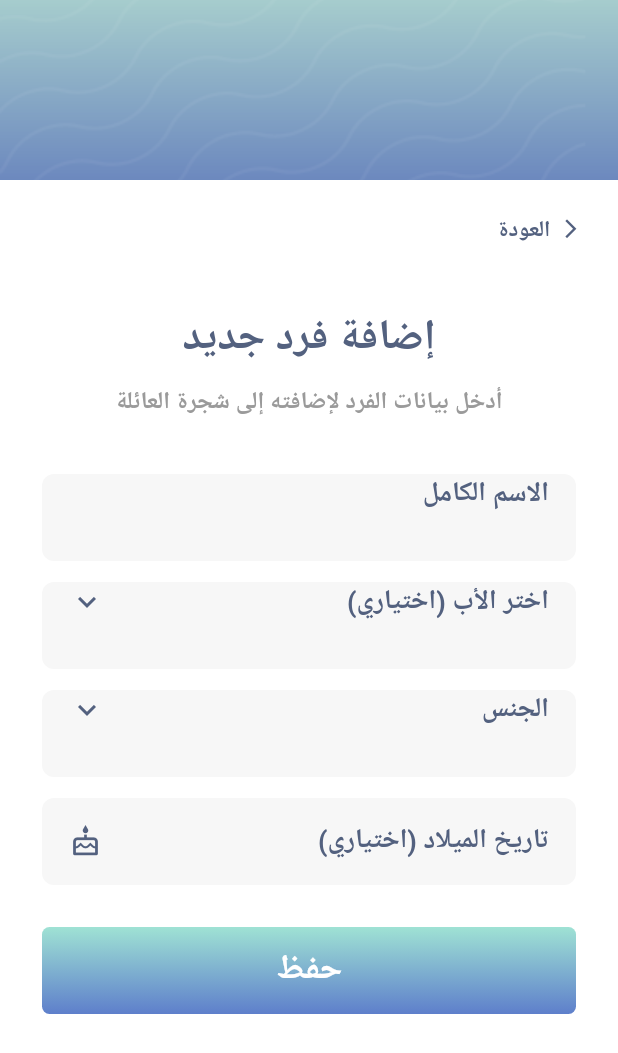
After one commit to Yosri272/bualainain, a Flutter app: the AddFamilyMemberScreen screen opened by its route, on a phone screen of 412 x 824 dp. The commit adds this screen. Shown: the top 1053 px of the screen. Run offline on Flutter 3.47's test engine with Material 3 defaults, Android fonts, the phone set to English and light mode, and no system bars; our stand-ins replace audioplayers, cloud_firestore, device_preview, firebase_auth, firebase_core, firebase_messaging and 4 more; missing offline and left inert: graphview; accounts and stored records are empty.

Commit message:
add family tree

```diff
--- /dev/null
+++ b/lib/add_family_member_screen.dart
@@ -0,0 +1,385 @@
+import 'package:flutter/material.dart';
+import 'models/family_member.dart';
+import 'services/family_service.dart';
+
+class AddFamilyMemberScreen extends StatefulWidget {
+  const AddFamilyMemberScreen({super.key});
+
+  static const Color blue = Color(0xff5E7FCB);
+  static const Color mint = Color(0xff9FE2D4);
+  static const Color textColor = Color(0xff53617F);
+  static const Color grayText = Color(0xff9A9A9A);
+
+  @override
+  State<AddFamilyMemberScreen> createState() => _AddFamilyMemberScreenState();
+}
+
+class _AddFamilyMemberScreenState extends State<AddFamilyMemberScreen> {
+  final TextEditingController nameController = TextEditingController();
+  String? gender;
+  DateTime? birthDate;
+  String? selectedFatherId;
+  List<FamilyMember> allMembers = [];
+  bool isLoading = false;
+  bool isLoadingMembers = true;
+
+  @override
+  void initState() {
+    super.initState();
+    loadFathers();
+  }
+
+  Future<void> loadFathers() async {
+    allMembers = await FamilyService().getAllMembers();
+    if (mounted) setState(() => isLoadingMembers = false);
+  }
+
+  String _formatDate(DateTime date) {
+    final String day = date.day.toString().padLeft(2, '0');
+    final String month = date.month.toString().padLeft(2, '0');
+    return '$day/$month/${date.year}';
+  }
+
+  Future<void> pickBirthDate() async {
+    final DateTime now = DateTime.now();
+    final DateTime? picked = await showDatePicker(
+      context: context,
+      initialDate: birthDate ?? DateTime(now.year - 30, now.month, now.day),
+      firstDate: DateTime(now.year - 120),
+      lastDate: now,
+      builder: (context, child) {
+        return Directionality(textDirection: TextDirection.rtl, child: child!);
+      },
+    );
+    if (picked != null) setState(() => birthDate = picked);
+  }
+
+  Future<void> saveMember() async {
+    if (nameController.text.trim().isEmpty || gender == null) {
+      showMessage('الرجاء تعبئة الاسم والجنس');
+      return;
+    }
+
+    setState(() => isLoading = true);
+    try {
+      await FamilyService().addMember(
+        name: nameController.text.trim(),
+        gender: gender!,
+        birthDate: birthDate,
+        fatherId: selectedFatherId,
+      );
+      if (!mounted) return;
+      Navigator.pop(context);
+    } catch (e) {
+      showMessage('حدث خطأ: $e');
+    } finally {
+      if (mounted) setState(() => isLoading = false);
+    }
+  }
+
+  void showMessage(String message) {
+    ScaffoldMessenger.of(context).showSnackBar(
+      SnackBar(content: Text(message)),
+    );
+  }
+
+  @override
+  void dispose() {
+    nameController.dispose();
+    super.dispose();
+  }
+
+  @override
+  Widget build(BuildContext context) {
+    return Directionality(
+      textDirection: TextDirection.rtl,
+      child: Scaffold(
+        backgroundColor: Colors.white,
+        body: Column(
+          children: [
+            _header(context),
+            const SizedBox(height: 40),
+            Expanded(
+              child: isLoadingMembers
+                  ? const Center(
+                child: CircularProgressIndicator(
+                  color: AddFamilyMemberScreen.blue,
+                ),
+              )
+                  : SingleChildScrollView(
+                padding: const EdgeInsets.symmetric(horizontal: 28),
+                child: Column(
+                  children: [
+                    const Text(
+                      'إضافة فرد جديد',
+                      style: TextStyle(
+                        color: AddFamilyMemberScreen.textColor,
+                        fontSize: 28,
+                        fontWeight: FontWeight.w800,
+                      ),
+                    ),
+                    const SizedBox(height: 10),
+                    const Text(
+                      'أدخل بيانات الفرد لإضافته إلى شجرة العائلة',
+                      textAlign: TextAlign.center,
+                      style: TextStyle(
+                        color: AddFamilyMemberScreen.grayText,
+                        fontSize: 16,
+                        fontWeight: FontWeight.w700,
+                      ),
+                    ),
+                    const SizedBox(height: 36),
+
+                    // الاسم
+                    Container(
+                      height: 58,
+                      padding: const EdgeInsets.symmetric(horizontal: 18),
+                      decoration: BoxDecoration(
+                        color: const Color(0xffF7F7F7),
+                        borderRadius: BorderRadius.circular(8),
+                      ),
+                      child: TextField(
+                        controller: nameController,
+                        textAlign: TextAlign.right,
+                        textDirection: TextDirection.rtl,
+                        style: const TextStyle(
+                          fontSize: 18,
+                          fontWeight: FontWeight.w700,
+                          color: AddFamilyMemberScreen.textColor,
+                        ),
+                        decoration: const InputDecoration(
+                          border: InputBorder.none,
+                          isCollapsed: true,
+                          hintText: 'الاسم الكامل',
+                          hintStyle: TextStyle(
+                            color: AddFamilyMemberScreen.textColor,
+                            fontSize: 18,
+                            fontWeight: FontWeight.w700,
+                          ),
+                        ),
+                      ),
+                    ),
+                    const SizedBox(height: 14),
+
+                    // اختيار الأب
+                    Container(
+                      height: 58,
+                      padding: const EdgeInsets.symmetric(horizontal: 18),
+                      decoration: BoxDecoration(
+                        color: const Color(0xffF7F7F7),
+                        borderRadius: BorderRadius.circular(8),
+                      ),
+                      child: DropdownButtonHideUnderline(
+                        child: DropdownButtonFormField<String>(
+                          value: selectedFatherId,
+                          isExpanded: true,
+                          icon: const Icon(
+                            Icons.keyboard_arrow_down,
+                            color: AddFamilyMemberScreen.textColor,
+                          ),
+                          decoration: const InputDecoration(
+                            border: InputBorder.none,
+                            isCollapsed: true,
+                          ),
+                          hint: const Text(
+                            'اختر الأب (اختياري)',
+                            textAlign: TextAlign.right,
+                            style: TextStyle(
+                              color: AddFamilyMemberScreen.textColor,
+                              fontSize: 18,
+                              fontWeight: FontWeight.w700,
+                            ),
+                          ),
+                          style: const TextStyle(
+                            fontSize: 18,
+                            fontWeight: FontWeight.w700,
+                            color: AddFamilyMemberScreen.textColor,
+                          ),
+                          items: allMembers
+                              .where((m) => m.gender == 'male')
+                              .map((m) => DropdownMenuItem(
+                            value: m.id,
+                            child: Text(m.name, textAlign: TextAlign.right),
+                          ))
+                              .toList(),
+                          onChanged: (value) => setState(() => selectedFatherId = value),
+                        ),
+                      ),
+                    ),
+                    const SizedBox(height: 14),
+
+                    // الجنس
+                    Container(
+                      height: 58,
+                      padding: const EdgeInsets.symmetric(horizontal: 18),
+                      decoration: BoxDecoration(
+                        color: const Color(0xffF7F7F7),
+                        borderRadius: BorderRadius.circular(8),
+                      ),
+                      child: DropdownButtonHideUnderline(
+                        child: DropdownButtonFormField<String>(
+                          value: gender,
+                          isExpanded: true,
+                          icon: const Icon(
+                            Icons.keyboard_arrow_down,
+                            color: AddFamilyMemberScreen.textColor,
+                          ),
+                          decoration: const InputDecoration(
+                            border: InputBorder.none,
+                            isCollapsed: true,
+                          ),
+                          hint: const Text(
+                            'الجنس',
+                            textAlign: TextAlign.right,
+                            style: TextStyle(
+                              color: AddFamilyMemberScreen.textColor,
+                              fontSize: 18,
+                              fontWeight: FontWeight.w700,
+                            ),
+                          ),
+                          style: const TextStyle(
+                            fontSize: 18,
+                            fontWeight: FontWeight.w700,
+                            color: AddFamilyMemberScreen.textColor,
+                          ),
+                          items: const [
+                            DropdownMenuItem(
+                              value: 'male',
+                              child: Text('ذكر', textAlign: TextAlign.right),
+                            ),
+                            DropdownMenuItem(
+                              value: 'female',
+                              child: Text('أنثى', textAlign: TextAlign.right),
+                            ),
+                          ],
+                          onChanged: (value) => setState(() => gender = value),
+                        ),
+                      ),
+                    ),
+                    const SizedBox(height: 14),
+
+                    // تاريخ الميلاد
+                    InkWell(
+                      onTap: pickBirthDate,
+                      child: Container(
+                        height: 58,
+                        padding: const EdgeInsets.symmetric(horizontal: 18),
+                        decoration: BoxDecoration(
+                          color: const Color(0xffF7F7F7),
+                          borderRadius: BorderRadius.circular(8),
+                        ),
+                        child: Row(
+                          children: [
+                            Expanded(
+                              child: Text(
+                                birthDate != null
+                                    ? _formatDate(birthDate!)
+                                    : 'تاريخ الميلاد (اختياري)',
+                                textAlign: TextAlign.right,
+                                style: const TextStyle(
+                                  fontSize: 18,
+                                  fontWeight: FontWeight.w700,
+                                  color: AddFamilyMemberScreen.textColor,
+                                ),
+                              ),
+                            ),
+                            const SizedBox(width: 12),
+                            const Icon(
+                              Icons.cake_outlined,
+                              color: AddFamilyMemberScreen.textColor,
+                              size: 22,
+                            ),
+                          ],
+                        ),
+                      ),
+                    ),
+                    const SizedBox(height: 28),
+
+                    // زر الحفظ
+                    InkWell(
+                      onTap: isLoading ? null : saveMember,
+                      child: Container(
+                        height: 58,
+                        alignment: Alignment.center,
+                        decoration: BoxDecoration(
+                          borderRadius: BorderRadius.circular(5),
+                          gradient: const LinearGradient(
+                            colors: [
+                              AddFamilyMemberScreen.mint,
+                              AddFamilyMemberScreen.blue,
+                            ],
+                            begin: Alignment.topCenter,
+                            end: Alignment.bottomCenter,
+                          ),
+                        ),
+                        child: isLoading
+                            ? const CircularProgressIndicator(color: Colors.white)
+                            : const Text(
+                          'حفظ',
+                          style: TextStyle(
+                            color: Colors.white,
+                            fontSize: 23,
+                            fontWeight: FontWeight.w800,
+                          ),
+                        ),
+                      ),
+                    ),
+                    const SizedBox(height: 30),
+                  ],
+                ),
+              ),
+            ),
+          ],
+        ),
+      ),
+    );
+  }
+
+  Widget _header(BuildContext context) {
+    return SizedBox(
+      height: 165,
+      width: double.infinity,
+      child: Stack(
+        clipBehavior: Clip.none,
+        children: [
+          Container(
+            height: 120,
+            width: double.infinity,
+            decoration: const BoxDecoration(
+              image: DecorationImage(
+                image: AssetImage('assets/images/header_bg.png'),
+                fit: BoxFit.cover,
+              ),
+            ),
+          ),
+          Positioned(
+            right: 24,
+            top: 142,
+            child: InkWell(
+              onTap: () => Navigator.pop(context),
+              child: const Row(
+                mainAxisSize: MainAxisSize.min,
+                children: [
+                  Icon(
+                    Icons.arrow_back_ios_new,
+                    size: 15,
+                    color: AddFamilyMemberScreen.textColor,
+                  ),
+                  SizedBox(width: 6),
+                  Text(
+                    'العودة',
+                    style: TextStyle(
+                      color: AddFamilyMemberScreen.textColor,
+                      fontSize: 15,
+                      fontWeight: FontWeight.w700,
+                    ),
+                  ),
+                ],
+              ),
+            ),
+          ),
+        ],
+      ),
+    );
+  }
+}
--- a/lib/main.dart
+++ b/lib/main.dart
@@ -4,6 +4,7 @@ import 'package:google_fonts/google_fonts.dart';
 
 import 'package:firebase_core/firebase_core.dart';
 import 'PendingApprovalScreen.dart';
+import 'family_tree_screen.dart';
 import 'firebase_options.dart';
 import 'package:firebase_messaging/firebase_messaging.dart';
 import 'package:intl/date_symbol_data_local.dart';
@@ -37,6 +38,8 @@ import 'edit_profile_screen.dart';
 import 'manage_news_screen.dart';
 import 'manage_categories_screen.dart';
 import 'splash_screen.dart';
+import 'add_family_member_screen.dart';
+
 
 
 Future<void> main() async {
@@ -121,6 +124,8 @@ class MyApp extends StatelessWidget {
         '/manage-categories': (context) => const ManageCategoriesScreen(),
         '/news-search': (context) => const NewsSearchScreen(),
         '/splash': (context) => const SplashScreen(),
+        '/AddFamilyMemberScreen': (context) => const AddFamilyMemberScreen(),
+        '/FamilyTreeScreen': (context) => const FamilyTreeScreen(),
 
       },
     );
--- /dev/null
+++ b/lib/models/family_member.dart
@@ -0,0 +1,44 @@
+import 'package:cloud_firestore/cloud_firestore.dart';
+
+class FamilyMember {
+  final String id;
+  final String name;
+  final String gender;
+  final DateTime? birthDate;
+  final String? photoUrl;
+  final String? fatherId;
+  final int generation;
+
+  FamilyMember({
+    required this.id,
+    required this.name,
+    required this.gender,
+    this.birthDate,
+    this.photoUrl,
+    this.fatherId,
+    required this.generation,
+  });
+
+  factory FamilyMember.fromDoc(DocumentSnapshot doc) {
+    final data = doc.data() as Map<String, dynamic>;
+    return FamilyMember(
+      id: doc.id,
+      name: data['name'] ?? '',
+      gender: data['gender'] ?? 'male',
+      birthDate: (data['birthDate'] as Timestamp?)?.toDate(),
+      photoUrl: data['photoUrl'],
+      fatherId: data['fatherId'],
+      generation: data['generation'] ?? 0,
+    );
+  }
+
+  Map<String, dynamic> toMap() => {
+    'name': name,
+    'gender': gender,
+    'birthDate': birthDate != null ? Timestamp.fromDate(birthDate!) : null,
+    'photoUrl': photoUrl,
+    'fatherId': fatherId,
+    'generation': generation,
+    'createdAt': FieldValue.serverTimestamp(),
+  };
+}
```
Also changed, not shown: lib/family_tree_screen.dart (added, +256 -0 lines), lib/profile_screen.dart (+11 -0 lines), lib/services/family_service.dart (added, +33 -0 lines).
